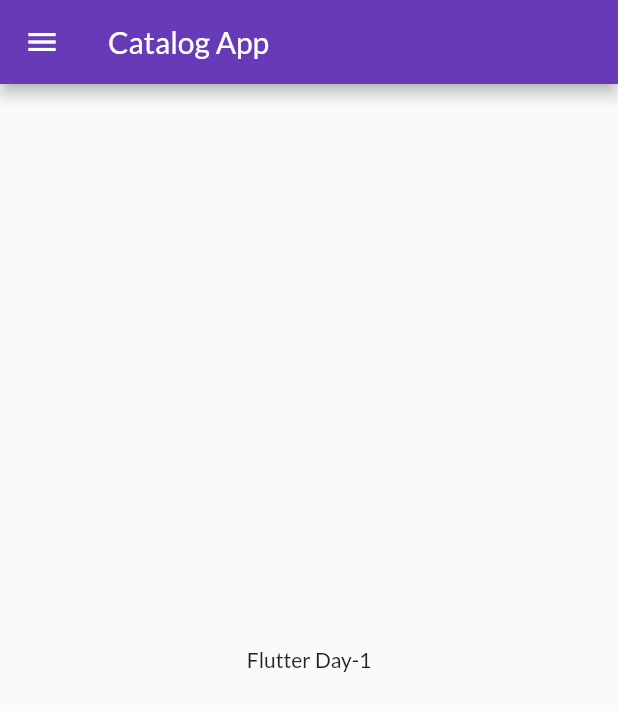
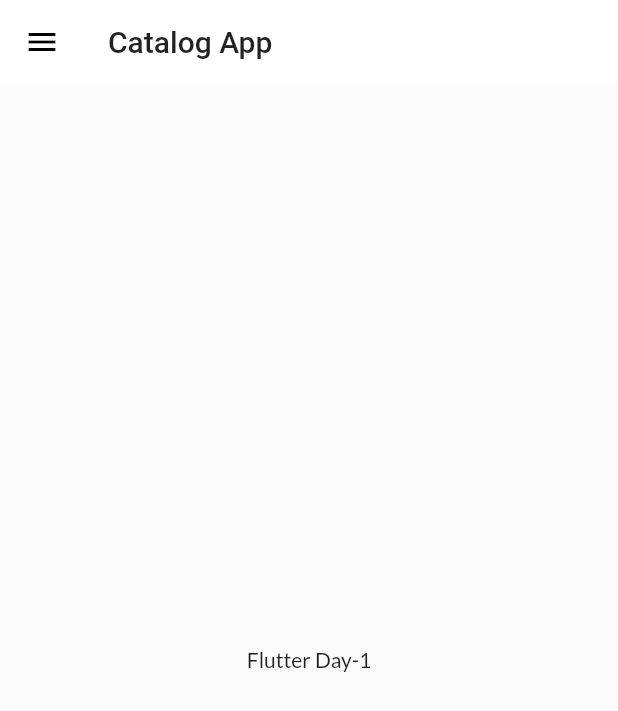
Before and after one commit to AvishekThapa1997/Learning-Flutter, a Flutter app: the screen it shows after launch, on a phone screen of 412 x 824 dp. Shown: the top 711 px of the screen. Run offline on Flutter 3.47's test engine with Material 2 defaults, Android fonts, the phone set to English and light mode, and no system bars; our stand-ins replace google_fonts.

Commit message:
Day 7 - themes extracted

```diff
--- a/lib/main.dart
+++ b/lib/main.dart
@@ -2,6 +2,7 @@ import 'dart:ui';
 
 import 'package:flutter/material.dart';
 import 'package:flutter_app/utils/routes.dart';
+import 'package:flutter_app/widgets/themes.dart';
 import 'package:google_fonts/google_fonts.dart';
 import 'package:flutter_app/screens/home_screen.dart';
 import 'package:flutter_app/screens/login_screen.dart';
@@ -16,10 +17,8 @@ class MyApp extends StatelessWidget {
     return MaterialApp(
       themeMode: ThemeMode.light,
       debugShowCheckedModeBanner: false,
-      theme: ThemeData(
-          primarySwatch: Colors.deepPurple,
-          fontFamily: GoogleFonts.lato().fontFamily),
-      darkTheme: ThemeData(primarySwatch: Colors.brown),
+      theme: AppThemeData.lightAppTheme(context),
+      darkTheme: AppThemeData.darkAppTheme(context),
       initialRoute: AppRoute.homeRoute,
       routes: {
         AppRoute.homeRoute: (context) => HomeScreen(),
--- /dev/null
+++ b/lib/widgets/themes.dart
@@ -0,0 +1,16 @@
+import 'package:flutter/material.dart';
+import 'package:google_fonts/google_fonts.dart';
+
+class AppThemeData {
+  static ThemeData lightAppTheme(BuildContext context) => ThemeData(
+      primarySwatch: Colors.deepPurple,
+      fontFamily: GoogleFonts.lato().fontFamily,
+      appBarTheme: AppBarTheme(
+          color: Colors.white,
+          elevation: 0.0,
+          iconTheme: IconThemeData(color: Colors.black),
+          textTheme: Theme.of(context).textTheme));
+
+  static ThemeData darkAppTheme(BuildContext context) =>
+      ThemeData(brightness: Brightness.dark);
+}
```
